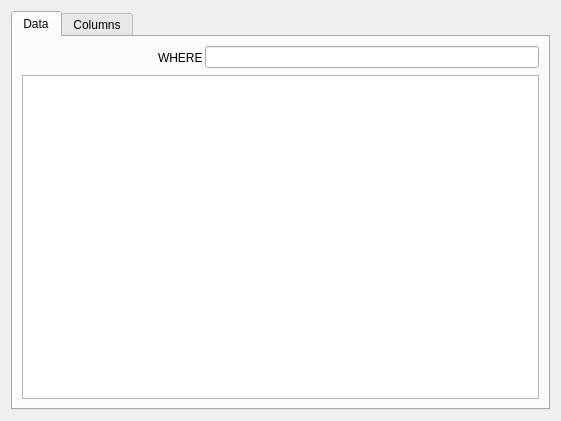
Above: src/tabwidget/tablewidget.ui from FrenchDilettante/dbmaster before the change. Below: the same form after it.
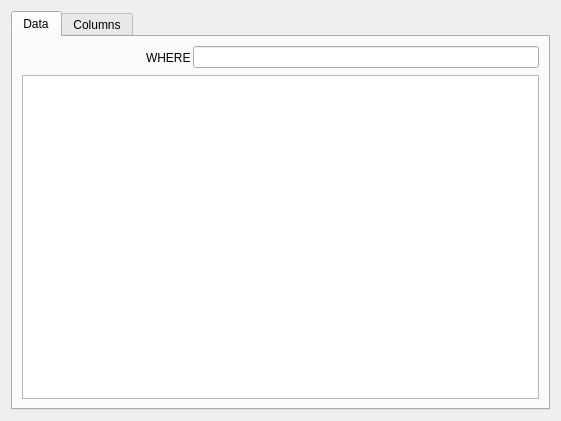
That is the form after the change. Custom widgets are drawn as their Qt base class.

Patch:
```diff
--- a/src/tabwidget/tablewidget.ui
+++ b/src/tabwidget/tablewidget.ui
@@ -33,25 +33,6 @@
          <property name="spacing">
           <number>2</number>
          </property>
-         <item>
-          <widget class="PaginationWidget" name="pagination" native="true"/>
-         </item>
-         <item>
-          <spacer name="horizontalSpacer_2">
-           <property name="orientation">
-            <enum>Qt::Horizontal</enum>
-           </property>
-           <property name="sizeType">
-            <enum>QSizePolicy::Fixed</enum>
-           </property>
-           <property name="sizeHint" stdset="0">
-            <size>
-             <width>10</width>
-             <height>20</height>
-            </size>
-           </property>
-          </spacer>
-         </item>
          <item>
           <widget class="QToolButton" name="insertButton">
            <property name="autoRaise">
@@ -162,12 +143,6 @@
    <extends>QTableView</extends>
    <header>resultview/resultviewtable.h</header>
   </customwidget>
-  <customwidget>
-   <class>PaginationWidget</class>
-   <extends>QWidget</extends>
-   <header>resultview/paginationwidget.h</header>
-   <container>1</container>
-  </customwidget>
  </customwidgets>
  <resources/>
  <connections/>
```
